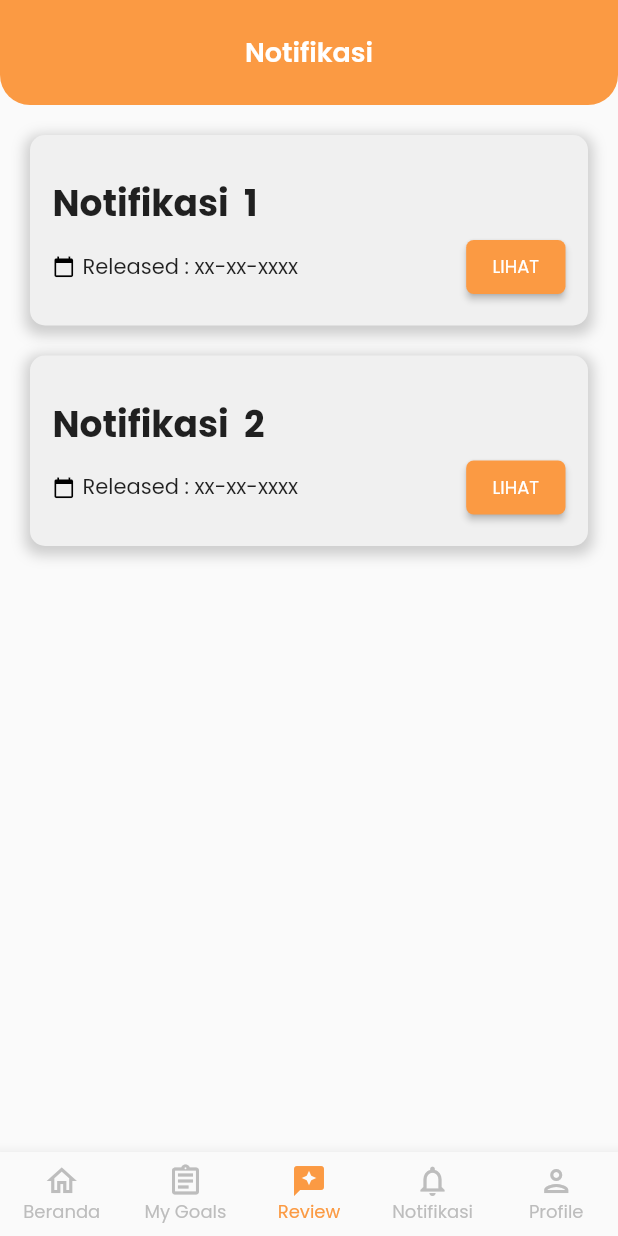
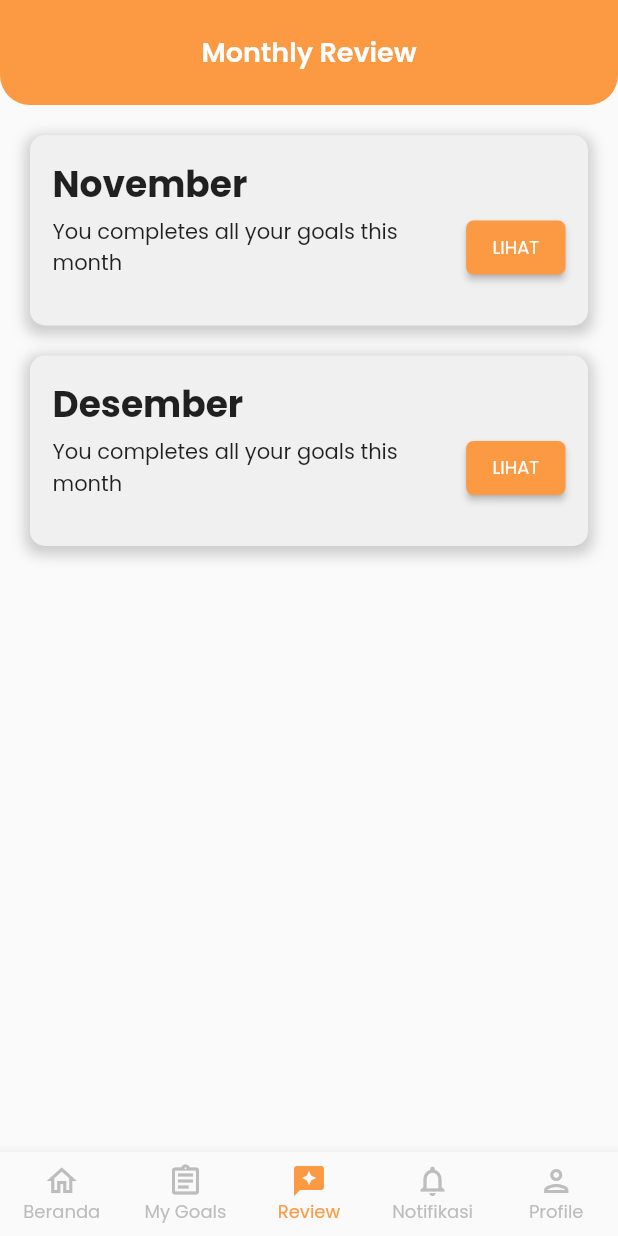
Before and after one commit to dwikifkurniawan/habito, a Flutter app: the BottomNav screen opened directly, item 3 of the bottom bar chosen, on a phone screen of 412 x 824 dp. Run offline on Flutter 3.47's test engine with Material 2 defaults, Android fonts, the phone set to English and light mode, and no system bars; our stand-ins replace dropdown_button2, font_awesome_flutter, google_fonts, percent_indicator, shared_preferences; missing offline and left inert: passwordfield; accounts and stored records are empty.

Commit message:
Adding review page

```diff
--- a/lib/bottom_navi.dart
+++ b/lib/bottom_navi.dart
@@ -9,6 +9,7 @@ import 'package:habito/addGoal.dart';
 import 'package:habito/home.dart';
 import 'package:habito/profile.dart';
 import 'package:habito/theme_s.dart';
+import 'package:habito/review.dart';
 
 class BottomNav extends StatefulWidget {
   const BottomNav({super.key});
@@ -22,7 +23,7 @@ class _BottomNavState extends State<BottomNav> {
   final List<Widget> body = [
     HomeWidget(),
     AddGoalPage(),
-    Notifikasi(),
+    Review(),
     Notifikasi(),
     ProfilePageWidget()
   ];
--- /dev/null
+++ b/lib/review.dart
@@ -0,0 +1,172 @@
+import 'package:flutter/material.dart';
+import 'package:google_fonts/google_fonts.dart';
+import 'theme_s.dart';
+
+class Review extends StatefulWidget {
+  const Review({Key? key}) : super(key: key);
+
+  @override
+  _ReviewState createState() => _ReviewState();
+}
+
+class _ReviewState extends State<Review> {
+  final scaffoldKey = GlobalKey<ScaffoldState>();
+  List<String> jumlah_review = ["November", "Desember"];
+
+  @override
+  Widget build(BuildContext context) {
+    return Scaffold(
+      key: scaffoldKey,
+      // backgroundColor: Color(0xFF554AF0),
+      body: SafeArea(
+        child: GestureDetector(
+          onTap: () => FocusScope.of(context).unfocus(),
+          child: InkWell(
+            onTap: () => FocusScope.of(context).unfocus(),
+            child: Column(
+              mainAxisSize: MainAxisSize.max,
+              children: [
+                Container(
+                  width: double.infinity,
+                  height: 70,
+                  decoration: BoxDecoration(
+                    color: primaryOrange,
+                    borderRadius: BorderRadius.only(
+                        bottomRight: Radius.circular(20.0),
+                        bottomLeft: Radius.circular(20.0)),
+                  ),
+                  child: Row(
+                    mainAxisSize: MainAxisSize.max,
+                    mainAxisAlignment: MainAxisAlignment.spaceBetween,
+                    children: [
+                      IconButton(
+                        icon: Icon(
+                          Icons.arrow_back_ios_new,
+                          color: primaryOrange,
+                          size: 24,
+                        ),
+                        onPressed: () {},
+                        padding: EdgeInsets.only(left: 10),
+                      ),
+                      Text(
+                        'Monthly Review',
+                        style: TextStyle(
+                          fontFamily: GoogleFonts.poppins().fontFamily,
+                          color: textWhite,
+                          fontSize: 18,
+                          fontWeight: FontWeight.w600,
+                        ),
+                      ),
+                      IconButton(
+                        icon: Icon(
+                          Icons.search,
+                          color: primaryOrange,
+                          size: 24,
+                        ),
+                        onPressed: () {
+                          print('IconButton pressed ...');
+                        },
+                        padding: EdgeInsets.only(right: 10),
+                      ),
+                    ],
+                  ),
+                ),
+                SizedBox(height: 20),
+                Expanded(
+                  child: Container(
+                    width: double.infinity,
+                    child: ListView(
+                      scrollDirection: Axis.vertical,
+                      children: [
+                        for (var i in jumlah_review)
+                          Container(
+                            height: 127,
+                            margin: EdgeInsets.only(
+                                bottom: 20, left: 20, right: 20),
+                            padding: EdgeInsets.all(15),
+                            decoration: BoxDecoration(
+                              color: lightGrey,
+                              borderRadius:
+                                  BorderRadius.all(Radius.circular(10)),
+                              boxShadow: [
+                                BoxShadow(
+                                  color: Colors.grey.withOpacity(0.5),
+                                  spreadRadius: 3,
+                                  blurRadius: 7,
+                                  offset: Offset(
+                                      0, 3), // changes position of shadow
+                                ),
+                              ],
+                            ),
+                            child: Column(
+                              children: [
+                                // Expanded(child: SizedBox()),
+                                Column(
+                                  children: [
+                                    Row(
+                                      children: [
+                                        Text(i.toString(),
+                                            style: heading2Black),
+                                        Expanded(child: SizedBox()),
+                                      ],
+                                    )
+                                  ],
+                                ),
+                                Column(
+                                  children: [
+                                    Row(
+                                      children: [
+                                        SizedBox(width: 0),
+                                        Expanded(
+                                          child: Text(
+                                              "You completes all your goals this month",
+                                              softWrap: false,
+                                              maxLines: 2,
+                                              overflow: TextOverflow.ellipsis,
+                                              style: regular14pt),
+                                        ),
+                                        // Text(
+                                        //     "You completes all your goals this month",
+                                        //     overflow: TextOverflow.ellipsis,
+                                        //     style: regular14pt),
+                                        // Text("xx-xx-xxxx",
+                                        //     style: regular14pt), //ISI TANGGAL
+                                        // Expanded(child: SizedBox()),
+                                        ElevatedButton(
+                                            child: Text(
+                                              ("Lihat ").toUpperCase(),
+                                              style: regular12ptpink.copyWith(
+                                                  color: textWhite),
+                                              textAlign: TextAlign.center,
+                                            ),
+                                            style: ButtonStyle(
+                                                backgroundColor:
+                                                    MaterialStateProperty.all<
+                                                        Color>(primaryOrange),
+                                                shape: MaterialStateProperty.all<
+                                                        RoundedRectangleBorder>(
+                                                    RoundedRectangleBorder(
+                                                  borderRadius:
+                                                      BorderRadius.all(
+                                                          Radius.circular(5)),
+                                                ))),
+                                            onPressed: () => null),
+                                      ],
+                                    ),
+                                  ],
+                                ),
+                              ],
+                            ),
+                          ),
+                      ],
+                    ),
+                  ),
+                )
+              ],
+            ),
+          ),
+        ),
+      ),
+    );
+  }
+}
```
Also changed, not shown: pubspec.lock.
